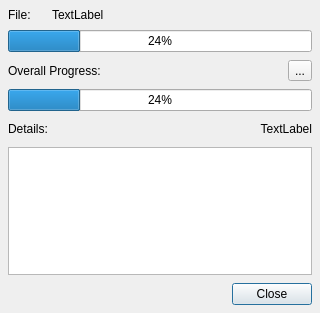
First picture: the form in ui/copyprogressdialog.ui, repository maxavadallat/maxcommander, before the edit.
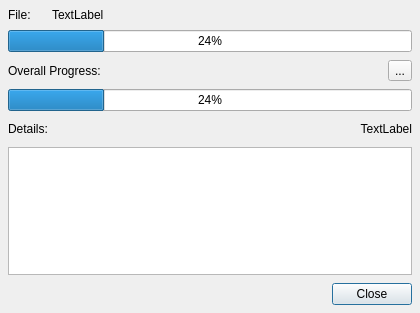
Second picture: the form after the edit.

What changed in the file:
```diff
--- a/ui/copyprogressdialog.ui
+++ b/ui/copyprogressdialog.ui
@@ -6,7 +6,7 @@
    <rect>
     <x>0</x>
     <y>0</y>
-    <width>320</width>
+    <width>420</width>
     <height>309</height>
    </rect>
   </property>
```
